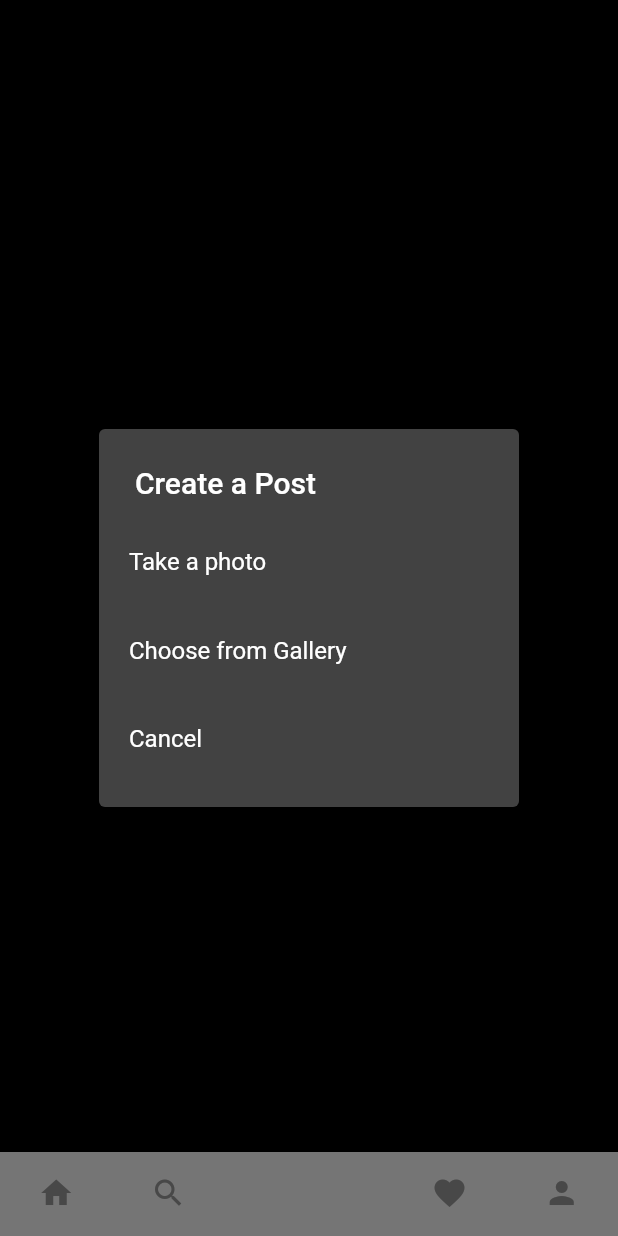
After one commit to gowther33/instagram_clone, a Flutter app: the MobileScreenLayout screen opened directly, item 3 of the bottom bar chosen, after a tap on the "upload" icon, on a phone screen of 412 x 824 dp. The commit adds this screen. Run offline on Flutter 3.47's test engine with Material 2 defaults, Android fonts, the phone set to English and light mode, and no system bars; our stand-ins replace cloud_firestore, firebase_auth, firebase_core, firebase_storage, flutter_svg, image_picker; accounts and stored records are empty.

Commit message:
Added Posts Screen

```diff
--- /dev/null
+++ b/lib/providers/user_provider.dart
@@ -0,0 +1,16 @@
+import 'package:flutter/widgets.dart';
+import 'package:instagram_clone/models/user.dart';
+import 'package:instagram_clone/resources/auth_methods.dart';
+
+class UserProvider with ChangeNotifier {
+  User? _user;
+  final AuthMethods _authMethods = AuthMethods();
+
+  User get getUser => _user!;
+
+  Future<void> refreshUser() async {
+    User user = await _authMethods.getUserDetails();
+    _user = user;
+    notifyListeners();
+  }
+}
--- a/lib/responsive/responsive_layout_screen.dart
+++ b/lib/responsive/responsive_layout_screen.dart
@@ -1,5 +1,5 @@
 import 'package:flutter/material.dart';
-import 'package:instagram_clone/utils/dimensions.dart';
+import 'package:instagram_clone/utils/global_variable.dart';
 
 class ResponsiveLayout extends StatelessWidget {
   final Widget webScreenLayout;
--- /dev/null
+++ b/lib/screens/add_post_screen.dart
@@ -0,0 +1,205 @@
+import 'dart:typed_data';
+
+import 'package:flutter/material.dart';
+import 'package:image_picker/image_picker.dart';
+import 'package:instagram_clone/providers/user_provider.dart';
+import 'package:instagram_clone/resources/firestore_methods.dart';
+import 'package:instagram_clone/utils/colors.dart';
+import 'package:instagram_clone/utils/utils.dart';
+import 'package:provider/provider.dart';
+
+class AddPostScreen extends StatefulWidget {
+  const AddPostScreen({Key? key}) : super(key: key);
+
+  @override
+  _AddPostScreenState createState() => _AddPostScreenState();
+}
+
+class _AddPostScreenState extends State<AddPostScreen> {
+  Uint8List? _file;
+  bool isLoading = false;
+  final TextEditingController _descriptionController = TextEditingController();
+
+  _selectImage(BuildContext parentContext) async {
+    return showDialog(
+      context: parentContext,
+      builder: (BuildContext context) {
+        return SimpleDialog(
+          title: const Text('Create a Post'),
+          children: <Widget>[
+            SimpleDialogOption(
+                padding: const EdgeInsets.all(20),
+                child: const Text('Take a photo'),
+                onPressed: () async {
+                  Navigator.pop(context);
+                  Uint8List file = await pickImage(ImageSource.camera);
+                  setState(() {
+                    _file = file;
+                  });
+                }),
+            SimpleDialogOption(
+                padding: const EdgeInsets.all(20),
+                child: const Text('Choose from Gallery'),
+                onPressed: () async {
+                  Navigator.of(context).pop();
+                  Uint8List file = await pickImage(ImageSource.gallery);
+                  setState(() {
+                    _file = file;
+                  });
+                }),
+            SimpleDialogOption(
+              padding: const EdgeInsets.all(20),
+              child: const Text("Cancel"),
+              onPressed: () {
+                Navigator.pop(context);
+              },
+            )
+          ],
+        );
+      },
+    );
+  }
+
+  void postImage(String uid, String username, String profImage) async {
+    setState(() {
+      isLoading = true;
+    });
+    // start the loading
+    try {
+      // upload to storage and db
+      String res = await FireStoreMethods().uploadPost(
+        _descriptionController.text,
+        _file!,
+        uid,
+        username,
+        profImage,
+      );
+      if (res == "success") {
+        setState(() {
+          isLoading = false;
+        });
+        if (context.mounted) {
+          showSnackBar(
+            context,
+            'Posted!',
+          );
+        }
+        clearImage();
+      } else {
+        if (context.mounted) {
+          showSnackBar(context, res);
+        }
+      }
+    } catch (err) {
+      setState(() {
+        isLoading = false;
+      });
+      showSnackBar(
+        context,
+        err.toString(),
+      );
+    }
+  }
+
+  void clearImage() {
+    setState(() {
+      _file = null;
+    });
+  }
+
+  @override
+  void dispose() {
+    super.dispose();
+    _descriptionController.dispose();
+  }
+
+  @override
+  Widget build(BuildContext context) {
+    final UserProvider userProvider = Provider.of<UserProvider>(context);
+
+    return _file == null
+        ? Center(
+            child: IconButton(
+              icon: const Icon(
+                Icons.upload,
+              ),
+              onPressed: () => _selectImage(context),
+            ),
+          )
+        : Scaffold(
+            appBar: AppBar(
+              backgroundColor: mobileBackgroundColor,
+              leading: IconButton(
+                icon: const Icon(Icons.arrow_back),
+                onPressed: clearImage,
+              ),
+              title: const Text(
+                'Post to',
+              ),
+              centerTitle: false,
+              actions: <Widget>[
+                TextButton(
+                  onPressed: () => postImage(
+                    userProvider.getUser.uid,
+                    userProvider.getUser.username,
+                    userProvider.getUser.photoUrl,
+                  ),
+                  child: const Text(
+                    "Post",
+                    style: TextStyle(
+                        color: Colors.blueAccent,
+                        fontWeight: FontWeight.bold,
+                        fontSize: 16.0),
+                  ),
+                )
+              ],
+            ),
+            // POST FORM
+            body: Column(
+              children: <Widget>[
+                isLoading
+                    ? const LinearProgressIndicator()
+                    : const Padding(padding: EdgeInsets.only(top: 0.0)),
+                const Divider(),
+                Row(
+                  mainAxisAlignment: MainAxisAlignment.spaceAround,
+                  crossAxisAlignment: CrossAxisAlignment.start,
+                  children: <Widget>[
+                    CircleAvatar(
+                      backgroundImage: NetworkImage(
+                        userProvider.getUser.photoUrl,
+                      ),
+                    ),
+                    SizedBox(
+                      width: MediaQuery.of(context).size.width * 0.3,
+                      child: TextField(
+                        controller: _descriptionController,
+                        decoration: const InputDecoration(
+                            hintText: "Write a caption...",
+                            border: InputBorder.none),
+                        maxLines: 8,
+                      ),
+                    ),
+                    SizedBox(
+                      height: 45.0,
+                      width: 45.0,
+                      child: AspectRatio(
+                        aspectRatio: 487 / 451,
+                        child: Container(
+                          decoration: BoxDecoration(
+                              image: DecorationImage(
+                            fit: BoxFit.fill,
+                            alignment: FractionalOffset.topCenter,
+                            image: MemoryImage(_file!),
+                          )),
+                        ),
+                      ),
+                    ),
+                  ],
+                ),
+                const Divider(),
+              ],
+            ),
+          );
+  }
+}
--- a/lib/utils/dimensions.dart
+++ /dev/null
@@ -1,3 +0,0 @@
-import 'package:flutter/material.dart';
-
-const webScreenSize = 600;
--- /dev/null
+++ b/lib/utils/global_variable.dart
@@ -0,0 +1,18 @@
+import 'package:firebase_auth/firebase_auth.dart';
+import 'package:flutter/material.dart';
+import 'package:instagram_clone/screens/add_post_screen.dart';
+import 'package:instagram_clone/screens/feed_screen.dart';
+import 'package:instagram_clone/screens/profile_screen.dart';
+import 'package:instagram_clone/screens/search_screen.dart';
+
+const webScreenSize = 600;
+
+List<Widget> homeScreenItems = [
+  const FeedScreen(),
+  const SearchScreen(),
+  const AddPostScreen(),
+  const Text('notifications'),
+  ProfileScreen(
+    uid: FirebaseAuth.instance.currentUser!.uid,
+  ),
+];
--- a/pubspec.yaml
+++ b/pubspec.yaml
@@ -38,6 +38,7 @@ dependencies:
   flutter_svg: ^2.0.7
   image_picker: ^1.0.1
   intl: ^0.18.1
+  provider: ^6.0.5
   uuid: ^3.0.7
 
 dev_dependencies:
```
Also changed, not shown: lib/resources/storage_methods.dart (added, +30 -0 lines), lib/resources/auth_methods.dart (renamed from lib/resources/auth_method.dart), pubspec.lock.
